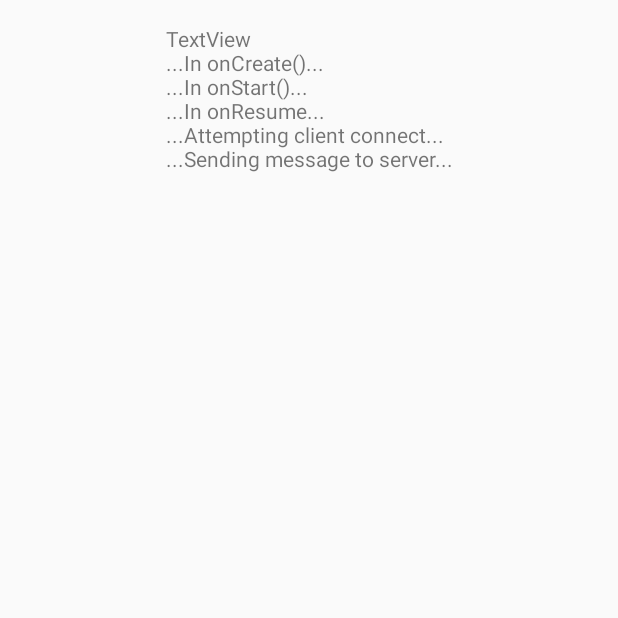
After one commit to Nandez500/wallhack, an Android app: the ConnectTest screen opened directly, with no data from a screen before it, on a phone screen of 412 x 824 dp, the top half of it. The commit adds this screen. Run offline under Robolectric (Android 15) with nearby library versions, the phone set to English and light mode, and no system bars.

Commit message:
Added bluetooth connection test

```diff
--- /dev/null
+++ b/Android/app/src/main/java/utdallas/wallhack/ConnectTest.java
@@ -0,0 +1,171 @@
+package utdallas.wallhack;
+
+import android.app.Activity;
+import android.app.AlertDialog;
+import android.bluetooth.BluetoothAdapter;
+import android.bluetooth.BluetoothDevice;
+import android.bluetooth.BluetoothSocket;
+import android.content.DialogInterface;
+import android.content.DialogInterface.OnClickListener;
+import android.content.Intent;
+import android.os.Bundle;
+import android.widget.TextView;
+
+import java.io.IOException;
+import java.io.OutputStream;
+import java.util.UUID;
+
+public class ConnectTest extends Activity {
+    TextView out;
+    private static final int REQUEST_ENABLE_BT = 1;
+    private BluetoothAdapter btAdapter = null;
+    private BluetoothSocket btSocket = null;
+    private OutputStream outStream = null;
+
+    // Well known SPP UUID
+    private static final UUID MY_UUID = UUID.fromString("88e2a5aa-1fb9-474a-a915-87457661899f");
+
+    // Insert your server's MAC address
+    private static String address = "B8:27:EB:B3:EF:90";
+
+    /**
+     * Called when the activity is first created.
+     */
+    @Override
+    public void onCreate(Bundle savedInstanceState) {
+        super.onCreate(savedInstanceState);
+        setContentView(R.layout.activity_test);
+
+        out = (TextView) findViewById(R.id.out);
+
+        out.append("\n...In onCreate()...");
+
+        btAdapter = BluetoothAdapter.getDefaultAdapter();
+        CheckBTState();
+    }
+
+    @Override
+    public void onStart() {
+        super.onStart();
+        out.append("\n...In onStart()...");
+    }
+
+    @Override
+    public void onResume() {
+        super.onResume();
+
+        out.append("\n...In onResume...\n...Attempting client connect...");
+
+        // Set up a pointer to the remote node using it's address.
+        BluetoothDevice device = btAdapter.getRemoteDevice(address);
+
+        // Two things are needed to make a connection:
+        //  A MAC address, which we got above.
+        //  A Service ID or UUID.  In this case we are using the
+        //   UUID for SPP.
+        try {
+            btSocket = device.createRfcommSocketToServiceRecord(MY_UUID);
+        } catch (IOException e) {
+            AlertBox("Fatal Error", "In onResume() and socket create failed: " + e.getMessage() + ".");
+        }
+
+        // Discovery is resource intensive.  Make sure it isn't going on
+        // when you attempt to connect and pass your message.
+        btAdapter.cancelDiscovery();
+
+        // Establish the connection.  This will block until it connects.
+        try {
+            btSocket.connect();
+            out.append("\n...Connection established and data link opened...");
+        } catch (IOException e) {
+            try {
+                btSocket.close();
+            } catch (IOException e2) {
+                AlertBox("Fatal Error", "In onResume() and unable to close socket during connection failure" + e2.getMessage() + ".");
+            }
+        }
+
+        // Create a data stream so we can talk to server.
+        out.append("\n...Sending message to server...");
+
+        try {
+            outStream = btSocket.getOutputStream();
+        } catch (IOException e) {
+            AlertBox("Fatal Error", "In onResume() and output stream creation failed:" + e.getMessage() + ".");
+        }
+
+        String message = "Hello from Android.\n";
+        byte[] msgBuffer = message.getBytes();
+        try {
+            outStream.write(msgBuffer);
+        } catch (IOException e) {
+            String msg = "In onResume() and an exception occurred during write: " + e.getMessage();
+            if (address.equals("00:00:00:00:00:00"))
+                msg = msg + ".\n\nUpdate your server address from 00:00:00:00:00:00 to the correct address on line 37 in the java code";
+            msg = msg + ".\n\nCheck that the SPP UUID: " + MY_UUID.toString() + " exists on server.\n\n";
+
+            AlertBox("Fatal Error", msg);
+        }
+    }
+
+    @Override
+    public void onPause() {
+        super.onPause();
+
+        out.append("\n...In onPause()...");
+
+        if (outStream != null) {
+            try {
+                outStream.flush();
+            } catch (IOException e) {
+                AlertBox("Fatal Error", "In onPause() and failed to flush output stream: " + e.getMessage() + ".");
+            }
+        }
+
+        try {
+            btSocket.close();
+        } catch (IOException e2) {
+            AlertBox("Fatal Error", "In onPause() and failed to close socket." + e2.getMessage() + ".");
+        }
+    }
+
+    @Override
+    public void onStop() {
+        super.onStop();
+        out.append("\n...In onStop()...");
+    }
+
+    @Override
+    public void onDestroy() {
+        super.onDestroy();
+        out.append("\n...In onDestroy()...");
+    }
+
+    private void CheckBTState() {
+        // Check for Bluetooth support and then check to make sure it is turned on
+
+        // Emulator doesn't support Bluetooth and will return null
+        if (btAdapter == null) {
+            AlertBox("Fatal Error", "Bluetooth Not supported. Aborting.");
+        } else {
+            if (btAdapter.isEnabled()) {
+                out.append("\n...Bluetooth is enabled...");
+            } else {
+                //Prompt user to turn on Bluetooth
+                Intent enableBtIntent = new Intent(btAdapter.ACTION_REQUEST_ENABLE);
+                startActivityForResult(enableBtIntent, REQUEST_ENABLE_BT);
+            }
+        }
+    }
+
+    public void AlertBox(String title, String message) {
+        new AlertDialog.Builder(this)
+                .setTitle(title)
+                .setMessage(message + " Press OK to exit.")
+                .setPositiveButton("OK", new OnClickListener() {
+                    public void onClick(DialogInterface arg0, int arg1) {
+                        finish();
+                    }
+                }).show();
+    }
+}
--- /dev/null
+++ b/Android/app/src/main/res/layout/activity_test.xml
@@ -0,0 +1,17 @@
+<?xml version="1.0" encoding="utf-8"?>
+<android.support.constraint.ConstraintLayout
+    xmlns:android="http://schemas.android.com/apk/res/android"
+    xmlns:app="http://schemas.android.com/apk/res-auto"
+    android:layout_width="match_parent"
+    android:layout_height="match_parent">
+
+    <TextView
+        android:id="@+id/out"
+        android:layout_width="wrap_content"
+        android:layout_height="wrap_content"
+        android:layout_marginTop="16dp"
+        android:text="TextView"
+        app:layout_constraintEnd_toEndOf="parent"
+        app:layout_constraintStart_toStartOf="parent"
+        app:layout_constraintTop_toTopOf="parent" />
+</android.support.constraint.ConstraintLayout>
```
Also changed, not shown: Android/app/src/main/AndroidManifest.xml (+8 -0 lines), Android/app/src/main/java/utdallas/wallhack/BluetoothService.java (added, +302 -0 lines), Android/app/src/main/java/utdallas/wallhack/Constants.java (added, +14 -0 lines), Android/app/src/main/java/utdallas/wallhack/MainActivity.java (+7 -16 lines), Android/app/src/main/res/layout/activity_main.xml (+15 -0 lines), Android/app/src/main/res/drawable-xxhdpi/wallhack_logo.png (added).
